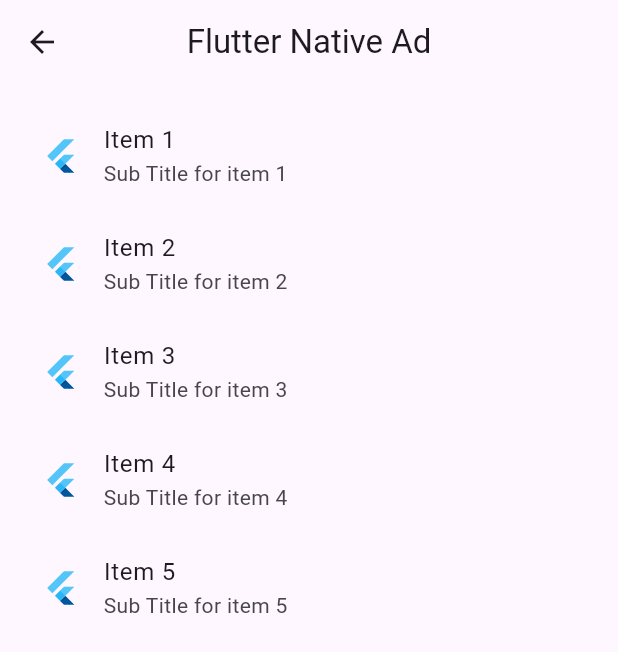
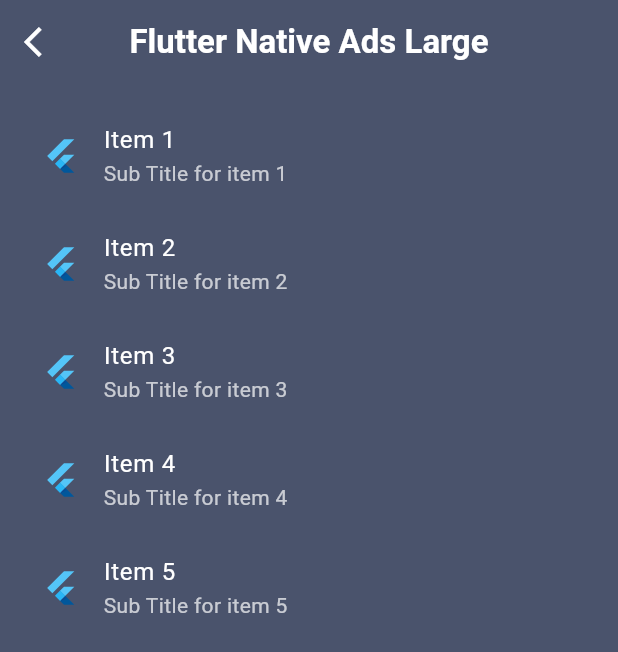
Before and after one commit to Ruchit-Bhut/native_google_ads_demo, a Flutter app: the NativeAdExample screen opened directly, on a phone screen of 412 x 824 dp. Shown: the top 652 px of the screen. Run offline on Flutter 3.47's test engine with Material 3 defaults, Android fonts, the phone set to English and light mode, and no system bars; our stand-ins replace get, google_mobile_ads; network calls fail.

```diff
--- a/lib/ads_controller.dart
+++ b/lib/get_ads_controller/ads_controller.dart
@@ -11,7 +11,6 @@ class MyController extends GetxController {
   loadAd() {
     nativeAd = NativeAd(
       adUnitId: adUnitId,
-
       listener: NativeAdListener(
         onAdLoaded: (ad) {
           isAdLoaded.value = true;
@@ -22,7 +21,9 @@ class MyController extends GetxController {
         },
       ),
       request: const AdRequest(),
-        nativeTemplateStyle: NativeTemplateStyle(templateType: TemplateType.small));
+      nativeTemplateStyle:
+          NativeTemplateStyle(templateType: TemplateType.small),
+    );
     nativeAd!.load();
   }
 
--- a/lib/native_ad_example.dart
+++ b/lib/native_ads/native_ad_example.dart
@@ -50,9 +50,26 @@ class NativeAdExampleState extends State<NativeAdExample> {
   @override
   Widget build(BuildContext context) {
     return Scaffold(
+      backgroundColor: const Color(0xff4a536c),
       appBar: AppBar(
-        title: const Text('Flutter Native Ad'),
+        backgroundColor: const Color(0xff4a536c),
+        title: const Text(
+          'Flutter Native Ads Large',
+          style: TextStyle(
+            color: Colors.white,
+            fontWeight: FontWeight.bold,
+          ),
+        ),
         centerTitle: true,
+        leading: GestureDetector(
+          onTap: () {
+            Navigator.of(context).pop();
+          },
+          child: const Icon(
+            Icons.arrow_back_ios,
+            color: Colors.white,
+          ),
+        ),
       ),
       body: Padding(
         padding: const EdgeInsets.all(12.0),
@@ -70,11 +87,17 @@ class NativeAdExampleState extends State<NativeAdExample> {
               );
             } else {
               return ListTile(
-                title: Text('Item ${index + 1}'),
+                title: Text(
+                  'Item ${index + 1}',
+                  style: const TextStyle(color: Colors.white),
+                ),
                 leading: const FlutterLogo(
                   size: 25,
                 ),
-                subtitle: Text('Sub Title for item ${index + 1}'),
+                subtitle: Text(
+                  'Sub Title for item ${index + 1}',
+                  style: const TextStyle(color: Colors.white70),
+                ),
               );
             }
           },
--- a/lib/screens/screen_three.dart
+++ b/lib/screens/screen_three.dart
@@ -3,7 +3,7 @@ import 'dart:io';
 import 'package:flutter/material.dart';
 import 'package:get/get.dart';
 import 'package:google_mobile_ads/google_mobile_ads.dart';
-import 'package:my_semple_ads/ads_controller.dart';
+import 'package:my_semple_ads/get_ads_controller/ads_controller.dart';
 
 class ScreenThree extends StatefulWidget {
   const ScreenThree({super.key});
```
Also changed, not shown: lib/home_native_ad_example.dart (deleted, +0 -142 lines), lib/native_ads/home_native_ad_example.dart (added, +91 -0 lines), lib/native_ads/native_ads_factory_example.dart (renamed from lib/native_ads_factory_example.dart, +26 -3 lines), lib/screens/home_page.dart (+20 -14 lines), lib/screens/second_screen.dart (+12 -4 lines), 1 other file. Lines whose indentation alone changed are shown as unchanged.
